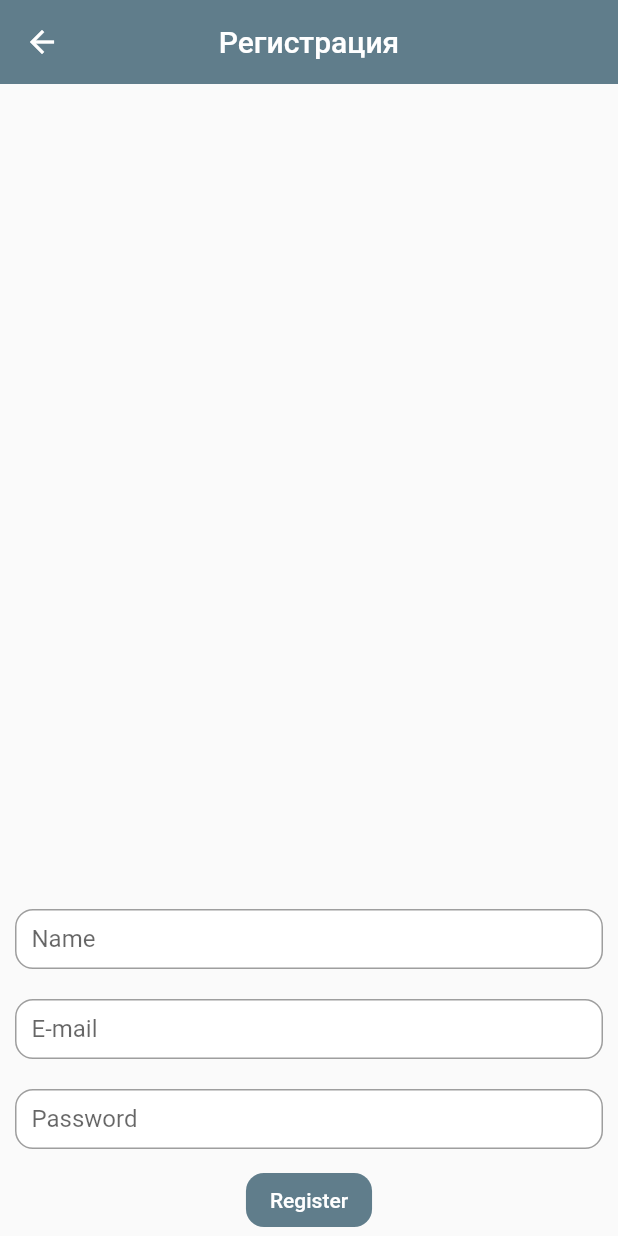
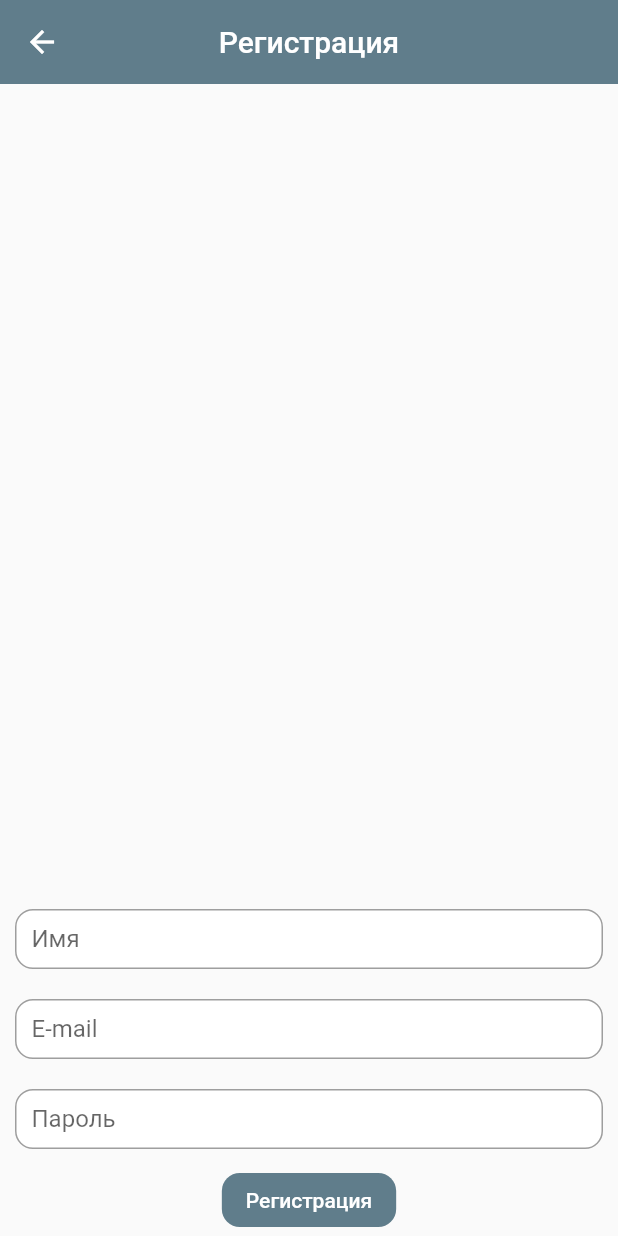
Before and after one commit to remakerich/my_flutter_arch, a Flutter app: the screen it shows after launch, after a tap on "Войти", after a tap on "Регистрация", on a phone screen of 412 x 824 dp. Run offline on Flutter 3.47's test engine with Material 2 defaults, Android fonts, the phone set to English and light mode, and no system bars; our stand-ins replace auto_route, dio, firebase_auth, firebase_core, flutter_riverpod, flutter_svg and 5 more; accounts and stored records are empty; generated files the repository leaves out were written again; network calls fail.

Commit message:
mostly localized the app

```diff
--- a/lib/core/utils/ui.dart
+++ b/lib/core/utils/ui.dart
@@ -37,10 +37,3 @@ abstract class AppShapes {
     borderRadius: BorderRadius.circular(12),
   );
 }
-
-class AppLanguages {
-  static const supportedLocales = [
-    Locale('en', ''),
-    Locale('ru', ''),
-  ];
-}
--- a/lib/features/auth/pages/login_page.dart
+++ b/lib/features/auth/pages/login_page.dart
@@ -2,9 +2,11 @@ import 'package:auto_route/auto_route.dart';
 import 'package:flutter/material.dart';
 import 'package:flutter_riverpod/flutter_riverpod.dart';
 import 'package:myarchapp/core/router/router.dart';
+import 'package:myarchapp/core/utils/ui.dart';
 import 'package:myarchapp/core/widgets/app_button.dart';
 import 'package:myarchapp/core/widgets/app_text_button.dart';
 import 'package:myarchapp/core/widgets/input_field.dart';
+import 'package:myarchapp/core/widgets/language_bottom_sheet.dart';
 import 'package:myarchapp/features/auth/providers/login_provider.dart';
 import 'package:myarchapp/features/auth/providers/register_provider.dart';
 import 'package:flutter_gen/gen_l10n/app_localizations.dart';
@@ -20,6 +22,20 @@ class LoginPage extends ConsumerWidget {
     return Scaffold(
       appBar: AppBar(
         title: Text(locale.login),
+        actions: [
+          IconButton(
+            onPressed: () {
+              showModalBottomSheet(
+                shape: AppShapes.bottomSheetShape,
+                context: context,
+                builder: (context) => const LanguageBottomSheet(),
+              );
+            },
+            icon: const Icon(
+              Icons.language,
+            ),
+          )
+        ],
       ),
       body: Padding(
         padding: const EdgeInsets.symmetric(horizontal: 10),
@@ -32,7 +48,7 @@ class LoginPage extends ConsumerWidget {
               controller: ref.read(loginProvider.notifier).emailController,
             ),
             AppInputField(
-              hint: 'Password',
+              hint: locale.password,
               controller: ref.read(loginProvider.notifier).passwordController,
               isObscure: true,
             ),
@@ -47,7 +63,7 @@ class LoginPage extends ConsumerWidget {
               child: Row(
                 mainAxisAlignment: MainAxisAlignment.center,
                 children: [
-                  const Text('No account yet?'),
+                  Text(locale.noAccountYet),
                   AppTextButton(
                     label: locale.register,
                     onPressed: () => context.router.push(const RegisterRoute()),
@@ -69,6 +85,7 @@ class _AuthStatusMessages extends ConsumerWidget {
   Widget build(BuildContext context, WidgetRef ref) {
     final loginState = ref.watch(loginProvider);
     final registerState = ref.watch(registerProvider);
+    final locale = AppLocalizations.of(context)!;
 
     return Column(
       mainAxisAlignment: MainAxisAlignment.center,
@@ -79,8 +96,7 @@ class _AuthStatusMessages extends ConsumerWidget {
               return const SizedBox();
             }
             return Text(
-              'You have successfully registered an account!\n'
-              'Please check your e-mail for verification link.',
+              locale.registrationSuccessful,
               textAlign: TextAlign.center,
               style: TextStyle(
                 color: Colors.green[900],
--- a/lib/features/auth/pages/register_page.dart
+++ b/lib/features/auth/pages/register_page.dart
@@ -24,7 +24,7 @@ class RegisterPage extends ConsumerWidget {
             const Expanded(child: SizedBox()),
             const _RegisterResultMessage(),
             AppInputField(
-              hint: 'Name',
+              hint: locale.name,
               controller: ref.read(registerProvider.notifier).nameController,
             ),
             AppInputField(
@@ -32,14 +32,14 @@ class RegisterPage extends ConsumerWidget {
               controller: ref.read(registerProvider.notifier).emailController,
             ),
             AppInputField(
-              hint: 'Password',
+              hint: locale.password,
               isObscure: true,
               controller:
                   ref.read(registerProvider.notifier).passwordController,
             ),
             SafeArea(
               child: AppButton(
-                label: 'Register',
+                label: locale.register,
                 loading: registerState is AsyncLoading,
                 onPressed: () {
                   ref.read(registerProvider.notifier).registerAccount(context);
--- a/lib/features/weather/pages/weather_page.dart
+++ b/lib/features/weather/pages/weather_page.dart
@@ -6,6 +6,7 @@ import 'package:myarchapp/core/utils/ui.dart';
 import 'package:myarchapp/core/widgets/input_field.dart';
 import 'package:myarchapp/features/weather/models/city_weather.dart';
 import 'package:myarchapp/features/weather/providers/weather_provider.dart';
+import 'package:flutter_gen/gen_l10n/app_localizations.dart';
 
 class WeatherPage extends ConsumerWidget {
   const WeatherPage({Key? key}) : super(key: key);
@@ -13,10 +14,11 @@ class WeatherPage extends ConsumerWidget {
   @override
   Widget build(BuildContext context, WidgetRef ref) {
     final weatherState = ref.watch(weatherProvider);
+    final locale = AppLocalizations.of(context)!;
 
     return Scaffold(
       appBar: AppBar(
-        title: const Text('Weather: REST'),
+        title: Text(locale.weatherHeader),
       ),
       body: Column(
         children: [
--- a/lib/main.dart
+++ b/lib/main.dart
@@ -35,14 +35,9 @@ class MyApp extends ConsumerWidget {
       theme: AppTheme.theme,
       routerDelegate: _appRouter.delegate(),
       routeInformationParser: _appRouter.defaultRouteParser(),
-      supportedLocales: AppLanguages.supportedLocales,
+      supportedLocales: AppLocalizations.supportedLocales,
       locale: Locale(languageState),
-      localizationsDelegates: const [
-        GlobalCupertinoLocalizations.delegate,
-        GlobalMaterialLocalizations.delegate,
-        GlobalWidgetsLocalizations.delegate,
-        AppLocalizations.delegate,
-      ],
+      localizationsDelegates: AppLocalizations.localizationsDelegates,
     );
   }
 }
```
Also changed, not shown: lib/core/widgets/language_bottom_sheet.dart (added, +63 -0 lines), lib/features/chat/pages/chat_list_page.dart (+8 -5 lines), lib/features/chat/pages/chat_page.dart (+4 -3 lines), lib/features/settings/pages/settings_page.dart (+4 -59 lines), lib/l10n/intl_en.arb (+11 -1 lines), lib/l10n/intl_ru.arb (+11 -1 lines).
